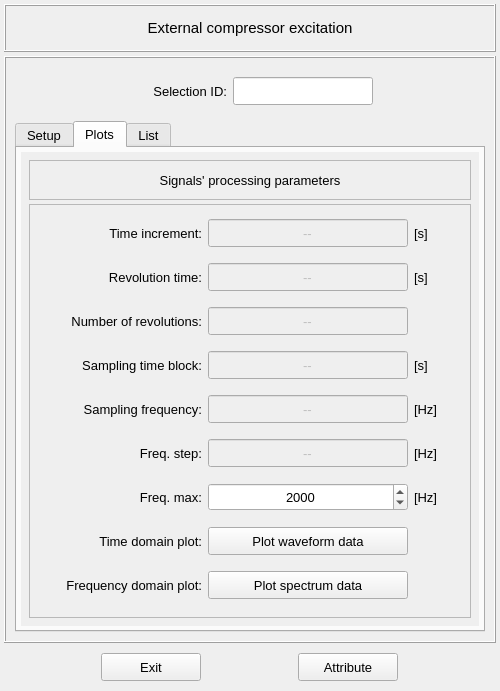
Qt form vibra/interface/data/ui_files/model/setup/acoustic/external_compressor_excitation_inputs.ui (MOPT-UFSC/VIBRA) before a commit.
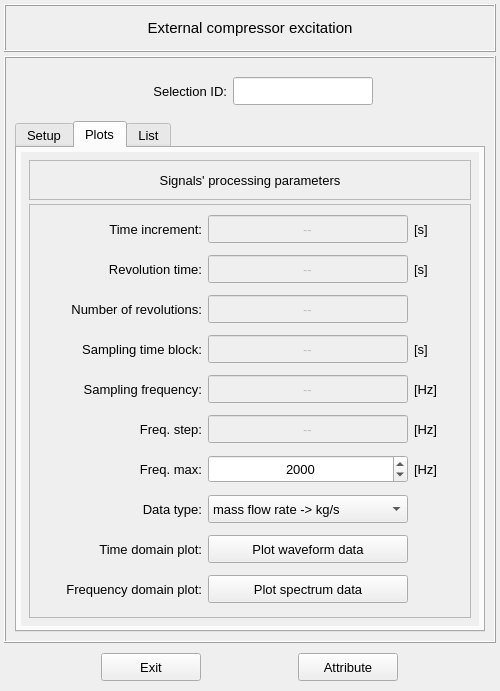
The same form after that commit. The open tabs and pages were chosen to show the change. Icons and pictures are not drawn.

Commit message: Improvements to CFD data graphics

The edit to the form file:
```diff
--- a/vibra/interface/data/ui_files/model/setup/acoustic/external_compressor_excitation_inputs.ui
+++ b/vibra/interface/data/ui_files/model/setup/acoustic/external_compressor_excitation_inputs.ui
@@ -1489,7 +1489,7 @@
                       </property>
                      </widget>
                     </item>
-                    <item row="11" column="1">
+                    <item row="12" column="1">
                      <widget class="QLabel" name="label_34">
                       <property name="minimumSize">
                        <size>
@@ -1511,34 +1511,7 @@
                       </property>
                      </widget>
                     </item>
-                    <item row="10" column="2">
-                     <widget class="QPushButton" name="pushButton_waveform_data">
-                      <property name="minimumSize">
-                       <size>
-                        <width>200</width>
-                        <height>28</height>
-                       </size>
-                      </property>
-                      <property name="maximumSize">
-                       <size>
-                        <width>16777215</width>
-                        <height>28</height>
-                       </size>
-                      </property>
-                      <property name="font">
-                       <font>
-                        <pointsize>10</pointsize>
-                       </font>
-                      </property>
-                      <property name="text">
-                       <string>Plot waveform data</string>
-                      </property>
-                      <property name="autoDefault">
-                       <bool>false</bool>
-                      </property>
-                     </widget>
-                    </item>
-                    <item row="10" column="1">
+                    <item row="11" column="1">
                      <widget class="QLabel" name="label_35">
                       <property name="minimumSize">
                        <size>
@@ -1561,6 +1534,86 @@
                      </widget>
                     </item>
                     <item row="11" column="2">
+                     <widget class="QPushButton" name="pushButton_waveform_data">
+                      <property name="minimumSize">
+                       <size>
+                        <width>200</width>
+                        <height>28</height>
+                       </size>
+                      </property>
+                      <property name="maximumSize">
+                       <size>
+                        <width>16777215</width>
+                        <height>28</height>
+                       </size>
+                      </property>
+                      <property name="font">
+                       <font>
+                        <pointsize>10</pointsize>
+                       </font>
+                      </property>
+                      <property name="text">
+                       <string>Plot waveform data</string>
+                      </property>
+                      <property name="autoDefault">
+                       <bool>false</bool>
+                      </property>
+                     </widget>
+                    </item>
+                    <item row="10" column="1">
+                     <widget class="QLabel" name="label_data_to_be_plotted">
+                      <property name="minimumSize">
+                       <size>
+                        <width>140</width>
+                        <height>28</height>
+                       </size>
+                      </property>
+                      <property name="maximumSize">
+                       <size>
+                        <width>16777215</width>
+                        <height>28</height>
+                       </size>
+                      </property>
+                      <property name="text">
+                       <string>Data type:</string>
+                      </property>
+                      <property name="alignment">
+                       <set>Qt::AlignRight|Qt::AlignTrailing|Qt::AlignVCenter</set>
+                      </property>
+                     </widget>
+                    </item>
+                    <item row="10" column="2">
+                     <widget class="QComboBox" name="comboBox_data_to_plot">
+                      <property name="minimumSize">
+                       <size>
+                        <width>0</width>
+                        <height>28</height>
+                       </size>
+                      </property>
+                      <property name="maximumSize">
+                       <size>
+                        <width>16777215</width>
+                        <height>28</height>
+                       </size>
+                      </property>
+                      <item>
+                       <property name="text">
+                        <string>mass flow rate -&gt; kg/s</string>
+                       </property>
+                      </item>
+                      <item>
+                       <property name="text">
+                        <string>surface velocity -&gt; m/s</string>
+                       </property>
+                      </item>
+                      <item>
+                       <property name="text">
+                        <string>volumetric flow rate -&gt; m³/s</string>
+                       </property>
+                      </item>
+                     </widget>
+                    </item>
+                    <item row="12" column="2">
                      <widget class="QPushButton" name="pushButton_spectrum_data">
                       <property name="minimumSize">
                        <size>
```
Left out of the diff: 164 changed lines with no effect on the pictures. The commit also changes 2 other files.
